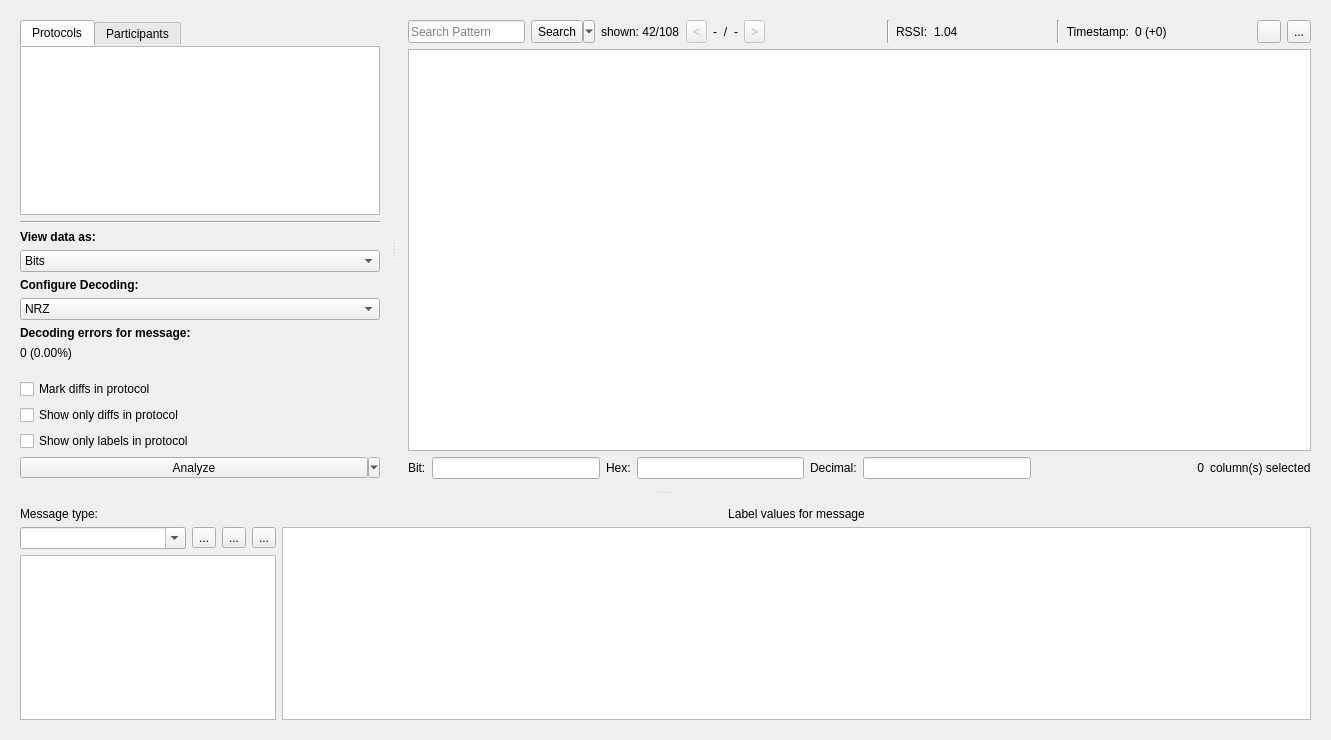
First picture: the form in data/ui/analysis.ui, repository jopohl/urh, before the edit.
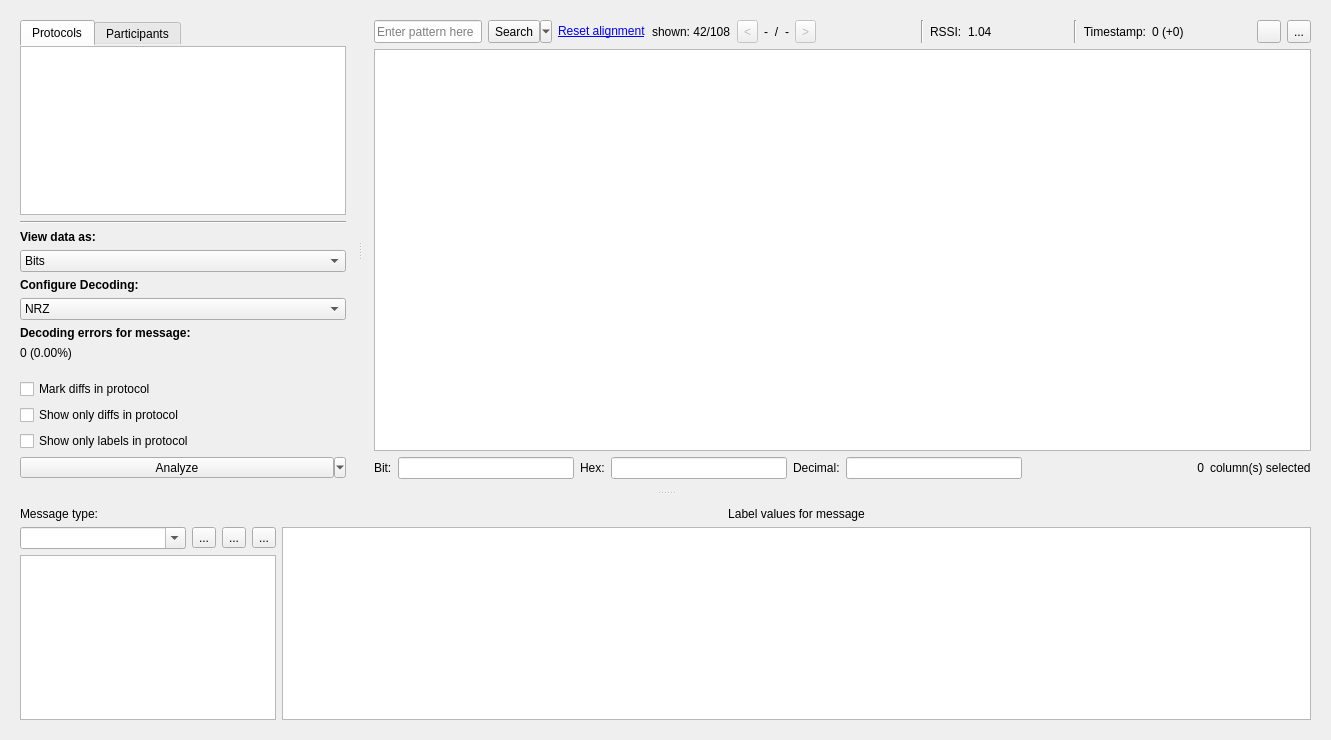
Second picture: the form after the edit. Icons and pictures are not drawn. Custom widgets are drawn as their Qt base class.

Commit message:
Add alignment action in analysis (#458)
* add align action to gui

* initial message alignment

* consider alignment in diff and search

* add reset link for alignment

* consider alignment in setData

* rebuild icons + change placeholder text of search line edit

* catch None error

* increase timeout for ci

* fix restore selection + label adding for aligned messages

* consider alignment for labels

* consider alignment offset when calculating column count

* enhance show diff unittest

* scroll to alignment

* consider hidden labels when changing alignment

* update changelog

The edit to the form file:
```diff
--- a/data/ui/analysis.ui
+++ b/data/ui/analysis.ui
@@ -514,7 +514,7 @@
             </property>
             <item>
              <layout class="QGridLayout" name="gridLayout_2">
-              <item row="0" column="16">
+              <item row="0" column="17">
                <widget class="QToolButton" name="btnSaveProto">
                 <property name="sizePolicy">
                  <sizepolicy hsizetype="Fixed" vsizetype="Preferred">
@@ -543,7 +543,7 @@
                 </property>
                </widget>
               </item>
-              <item row="0" column="11">
+              <item row="0" column="12">
                <widget class="QLabel" name="label_2">
                 <property name="toolTip">
                  <string>&lt;html&gt;&lt;head/&gt;&lt;body&gt;&lt;p&gt;The &lt;span style=&quot; font-weight:600;&quot;&gt;Received Signal Strength Indicator&lt;/span&gt; indicates the average signal power of the current message.&lt;/p&gt;&lt;/body&gt;&lt;/html&gt;</string>
@@ -553,7 +553,7 @@
                 </property>
                </widget>
               </item>
-              <item row="0" column="6">
+              <item row="0" column="7">
                <widget class="QLabel" name="lSlash">
                 <property name="sizePolicy">
                  <sizepolicy hsizetype="Preferred" vsizetype="Preferred">
@@ -569,14 +569,14 @@
                 </property>
                </widget>
               </item>
-              <item row="0" column="3">
+              <item row="0" column="4">
                <widget class="QLabel" name="lblShownRows">
                 <property name="text">
                  <string>shown: 42/108</string>
                 </property>
                </widget>
               </item>
-              <item row="0" column="15">
+              <item row="0" column="16">
                <widget class="QLabel" name="lTime">
                 <property name="sizePolicy">
                  <sizepolicy hsizetype="Expanding" vsizetype="Preferred">
@@ -598,7 +598,7 @@
                 </property>
                </widget>
               </item>
-              <item row="0" column="5">
+              <item row="0" column="6">
                <widget class="QLabel" name="lSearchCurrent">
                 <property name="sizePolicy">
                  <sizepolicy hsizetype="Preferred" vsizetype="Preferred">
@@ -617,7 +617,7 @@
                 </property>
                </widget>
               </item>
-              <item row="0" column="12">
+              <item row="0" column="13">
                <widget class="QLabel" name="lblRSSI">
                 <property name="sizePolicy">
                  <sizepolicy hsizetype="Expanding" vsizetype="Preferred">
@@ -645,14 +645,14 @@
                  <bool>false</bool>
                 </property>
                 <property name="placeholderText">
-                 <string>Search Pattern</string>
+                 <string>Enter pattern here</string>
                 </property>
                 <property name="clearButtonEnabled">
                  <bool>true</bool>
                 </property>
                </widget>
               </item>
-              <item row="0" column="8">
+              <item row="0" column="9">
                <widget class="QToolButton" name="btnNextSearch">
                 <property name="enabled">
                  <bool>false</bool>
@@ -672,7 +672,7 @@
                 </property>
                </widget>
               </item>
-              <item row="0" column="4">
+              <item row="0" column="5">
                <widget class="QToolButton" name="btnPrevSearch">
                 <property name="enabled">
                  <bool>false</bool>
@@ -692,7 +692,7 @@
                 </property>
                </widget>
               </item>
-              <item row="0" column="7">
+              <item row="0" column="8">
                <widget class="QLabel" name="lSearchTotal">
                 <property name="sizePolicy">
                  <sizepolicy hsizetype="Preferred" vsizetype="Preferred">
@@ -711,7 +711,7 @@
                 </property>
                </widget>
               </item>
-              <item row="0" column="14">
+              <item row="0" column="15">
                <widget class="QLabel" name="label_3">
                 <property name="toolTip">
                  <string>&lt;html&gt;&lt;head/&gt;&lt;body&gt;&lt;p&gt;The &lt;span style=&quot; font-weight:600;&quot;&gt;Message Start&lt;/span&gt; is the point in time when a protocol message begins. Additionally the relative time (+ ...) from the previous message is shown.&lt;/p&gt;&lt;/body&gt;&lt;/html&gt;</string>
@@ -724,7 +724,7 @@
                 </property>
                </widget>
               </item>
-              <item row="0" column="13">
+              <item row="0" column="14">
                <widget class="Line" name="line_2">
                 <property name="orientation">
                  <enum>Qt::Vertical</enum>
@@ -760,7 +760,7 @@
                 </property>
                </widget>
               </item>
-              <item row="0" column="9">
+              <item row="0" column="10">
                <spacer name="horizontalSpacer_2">
                 <property name="orientation">
                  <enum>Qt::Horizontal</enum>
@@ -776,14 +776,14 @@
                 </property>
                </spacer>
               </item>
-              <item row="0" column="10">
+              <item row="0" column="11">
                <widget class="Line" name="line">
                 <property name="orientation">
                  <enum>Qt::Vertical</enum>
                 </property>
                </widget>
               </item>
-              <item row="0" column="17">
+              <item row="0" column="18">
                <widget class="QToolButton" name="btnLoadProto">
                 <property name="sizePolicy">
                  <sizepolicy hsizetype="Fixed" vsizetype="Preferred">
@@ -803,6 +803,13 @@
                 </property>
                </widget>
               </item>
+              <item row="0" column="3">
+               <widget class="QLabel" name="lblClearAlignment">
+                <property name="text">
+                 <string>&lt;html&gt;&lt;head/&gt;&lt;body&gt;&lt;p&gt;&lt;a href=&quot;reset_alignment&quot;&gt;&lt;span style=&quot; text-decoration: underline; color:#0000ff;&quot;&gt;Reset alignment&lt;/span&gt;&lt;/a&gt;&lt;/p&gt;&lt;/body&gt;&lt;/html&gt;</string>
+                </property>
+               </widget>
+              </item>
              </layout>
             </item>
             <item>
```
The commit also changes 12 other files.
